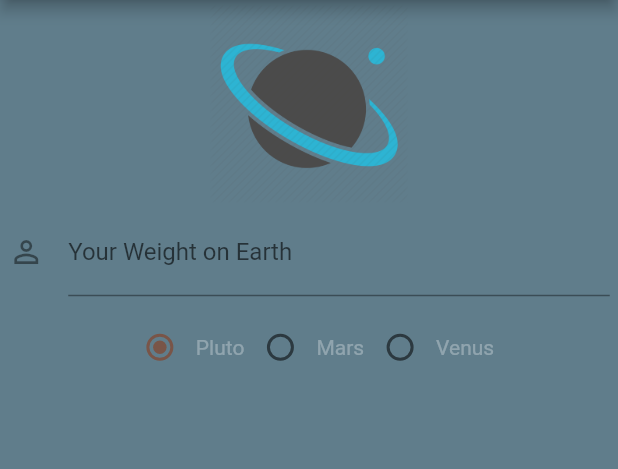
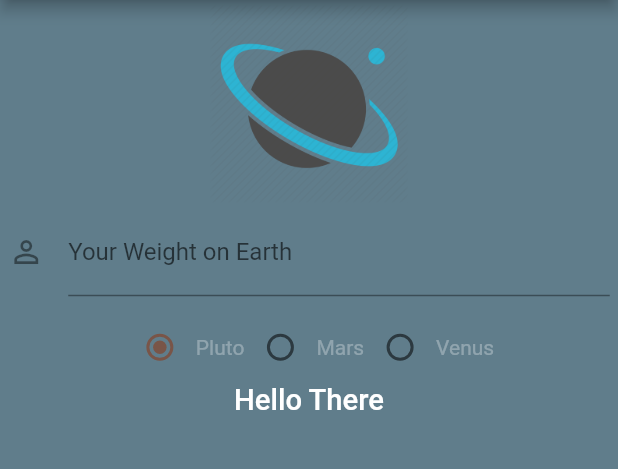
Before and after one commit to ashenmalaka/Flutter_App_Weight_On_Planet, a Flutter app: the screen it shows after launch, on a phone screen of 412 x 824 dp, the part 84-553 px from its top. Run offline on Flutter 3.47's test engine with Material 2 defaults, Android fonts, the phone set to English and light mode, and no system bars.

Commit message:
Added text

```diff
--- a/lib/ui/home.dart
+++ b/lib/ui/home.dart
@@ -108,6 +108,15 @@ class HomeState extends State<Home> {
                         ),
 
                     ],
+                  ),
+
+                  new Text(
+                    "Hello There",
+                    style: new TextStyle(
+                      color: Colors.white,
+                      fontWeight: FontWeight.w500,
+                      fontSize: 19.5,
+                    ),
                   )
 
                 ],
```
